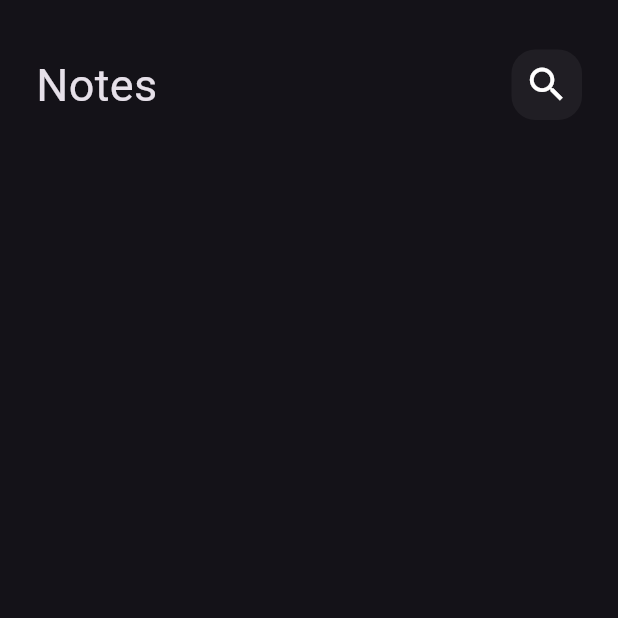
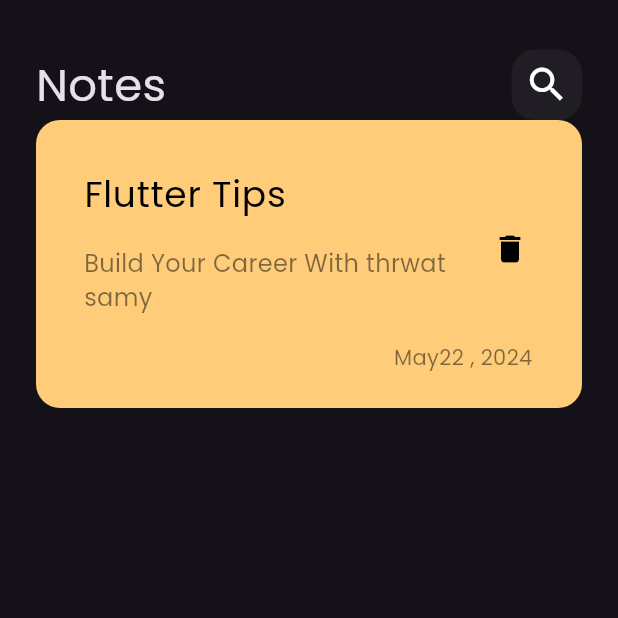
Before and after one commit to ahmedayman44/Note_app, a Flutter app: the screen it shows after launch, on a phone screen of 412 x 824 dp, the top half of it. Run offline on Flutter 3.47's test engine with Material 3 defaults, Android fonts, the phone set to English and light mode, and no system bars.

Commit message:
create custom note item

```diff
--- a/lib/main.dart
+++ b/lib/main.dart
@@ -12,7 +12,9 @@
   Widget build(BuildContext context) {
     return MaterialApp(
         debugShowCheckedModeBanner: false,
-        theme: ThemeData(brightness: Brightness.dark),
+        theme: ThemeData(brightness: Brightness.dark ,
+        fontFamily: 'Poppins',
+        ),
         home: const NotesView());
   }
 }
--- /dev/null
+++ b/lib/views/widgets/custom_note_item.dart
@@ -0,0 +1,48 @@
+import 'package:flutter/material.dart';
+
+class CustomNoteItem extends StatelessWidget {
+  const CustomNoteItem({super.key});
+
+  @override
+  Widget build(BuildContext context) {
+    return Container(
+      padding: const EdgeInsets.only(
+        top: 24,
+        bottom: 24,
+        left: 16,
+      ),
+      decoration: BoxDecoration(
+        borderRadius: BorderRadius.circular(16),
+        color: const Color(0xffffcd7a),
+      ),
+      child: Column(
+        crossAxisAlignment: CrossAxisAlignment.end,
+        children: [
+          ListTile(
+            title: const Text(
+              'Flutter Tips',
+              style: TextStyle(
+                  color: Colors.black, fontSize: 24, fontFamily: 'Poppins'),
+            ),
+            subtitle: Padding(
+              padding: const EdgeInsets.only(top: 16, bottom: 10),
+              child: Text(
+                'Build Your Career With thrwat samy',
+                style: TextStyle(
+                    fontSize: 16, color: Colors.black.withOpacity(0.5)),
+              ),
+            ),
+            trailing: IconButton(
+                onPressed: () {},
+                icon: const Icon(Icons.delete, color: Colors.black)),
+          ),
+          Padding(
+            padding: const EdgeInsets.only(right: 33),
+            child: Text('May22 , 2024',
+                style: TextStyle(color: Colors.black.withOpacity(.5))),
+          )
+        ],
+      ),
+    );
+  }
+}
--- a/lib/views/widgets/notes_view_body.dart
+++ b/lib/views/widgets/notes_view_body.dart
@@ -1,5 +1,8 @@
+import 'package:flutter/cupertino.dart';
 import 'package:flutter/material.dart';
+import 'package:flutter/widgets.dart';
 import 'package:notee_app/views/widgets/custom_app_bar.dart';
+import 'package:notee_app/views/widgets/custom_note_item.dart';
 
 class NotesViewBody extends StatelessWidget {
   const NotesViewBody({super.key});
@@ -14,6 +17,7 @@
             height: 33,
           ),
           CustomAppBar(),
+          CustomNoteItem()
         ],
       ),
     );
```
Also changed, not shown: pubspec.yaml (+4 -4 lines), assets/fonts/Poppins-Regular.ttf (added).
